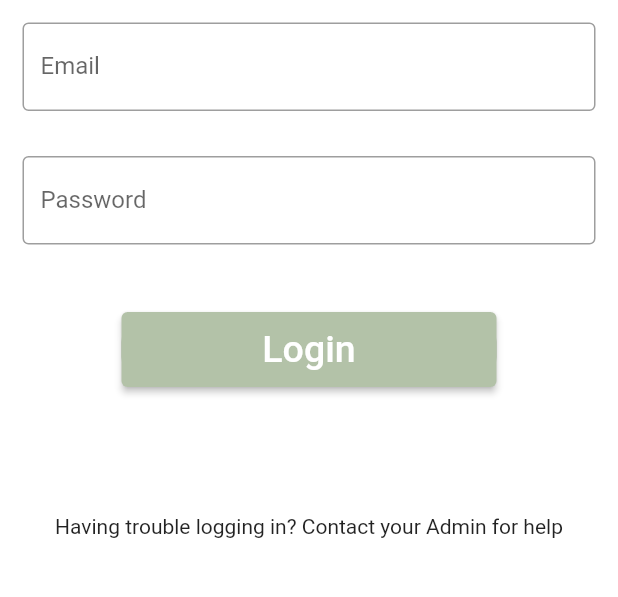
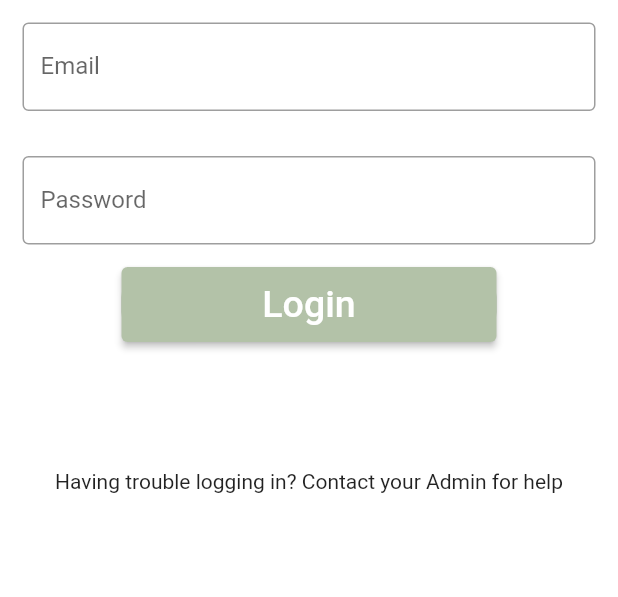
Before and after one commit to Sachitamane/Capstone_Assembli, a Flutter app: the screen it shows after launch, after a tap on "Login", on a phone screen of 412 x 824 dp, the part 399-996 px from its top. Run offline on Flutter 3.47's test engine with Material 2 defaults, Android fonts, the phone set to English and light mode, and no system bars; our stand-ins replace cloud_firestore, firebase_auth, firebase_core, geocoding, geolocator; missing offline and left inert: simple_timer; accounts and stored records are empty; network calls fail.

Commit message:
auth update
login and logout setup,

```diff
--- a/assembli/lib/login.dart
+++ b/assembli/lib/login.dart
@@ -1,6 +1,8 @@
+import 'package:assembli/main.dart';
+import 'package:firebase_auth/firebase_auth.dart';
 import 'package:flutter/material.dart';
-import 'package:assembli/studentUI/student_landing.dart';
-import 'package:assembli/instructorUI/instructor_landing.dart';
+//import 'package:assembli/studentUI/student_landing.dart';
+//import 'package:assembli/instructorUI/instructor_landing.dart';
 
 //this file creates the login state/appearance
 
@@ -11,13 +13,15 @@ class Login extends StatefulWidget {
 }
 
 class _LoginState extends State<Login> {
-  // Create controller to retrive the user input
-  final myController = TextEditingController();
+  final emailController = TextEditingController();
+  final passwordController = TextEditingController();
 
   // Clean up the controller
   @override
   void dispose() {
-    myController.dispose();
+    emailController.dispose();
+    passwordController.dispose();
+
     super.dispose();
   }
 
@@ -46,20 +50,22 @@ class _LoginState extends State<Login> {
               padding: const EdgeInsets.all(15),
               child: TextField(
                 // Get user input
-                controller: myController,
+                controller: emailController,
+                textInputAction: TextInputAction.next,
                 decoration: const InputDecoration(
                     border: OutlineInputBorder(),
                     labelText: 'Email',
                     hintText: 'Enter valid ttu email id'),
               ),
             ),
-            const Padding(
-              padding: EdgeInsets.only(
-                  left: 15.0, right: 15.0, top: 15.0, bottom: 45.0),
-              //padding: EdgeInsets.symmetric(horizontal: 15),
+            Padding(
+              padding: const EdgeInsets.all(15),
+                  //only(left: 15.0, right: 15.0, top: 15.0, bottom: 45.0),
               child: TextField(
+                controller: passwordController,
+                textInputAction: TextInputAction.done,
                 obscureText: true,
-                decoration: InputDecoration(
+                decoration: const InputDecoration(
                     border: OutlineInputBorder(),
                     labelText: 'Password',
                     hintText: 'Enter secure password'),
@@ -75,14 +81,44 @@ class _LoginState extends State<Login> {
                 style: const ButtonStyle(
                     backgroundColor: MaterialStatePropertyAll<Color>(
                         Color.fromARGB(255, 179, 194, 168))),
-                onPressed: () {
+                onPressed: signIn,
+                child: const Text(
+                  'Login',
+                  style: TextStyle(color: Colors.white, fontSize: 25),
+                ),
+              ),
+            ),
+            const SizedBox(
+              height: 85,
+            ),
+            const Text('Having trouble logging in? Contact your Admin for help')
+          ],
+        ),
+      ),
+    );
+  }
+  Future signIn() async {
+    showDialog(
+      context: context,
+      barrierDismissible: false,
+      builder: (context) => const Center(child: CircularProgressIndicator()),
+    );
+
+    try{
+        await FirebaseAuth.instance.signInWithEmailAndPassword(
+          email: emailController.text.trim(),
+          password: passwordController.text.trim(),
+          );
+    } on FirebaseAuthException catch (e) {
+      debugPrint('error found : ${e.toString()}  ');
+    }
+    navigatorKey.currentState!.popUntil((route) => route.isFirst);
+      }
+}
+/*
+onPressed: () {
                   // Student Landing
-                  if (myController.text == "student") {
-                    //
-                    //pushAndRemoveUntil basically opens up the landing page
-                    //and removes access to the login page until some time
-                    //
-
+                  if (emailController.text == "student") {
                     Navigator.pushAndRemoveUntil(
                       context,
                       MaterialPageRoute(
@@ -121,19 +157,4 @@ class _LoginState extends State<Login> {
                     );
                   }
                 },
-                child: const Text(
-                  'Login',
-                  style: TextStyle(color: Colors.white, fontSize: 25),
-                ),
-              ),
-            ),
-            const SizedBox(
-              height: 85,
-            ),
-            const Text('Having trouble logging in? Contact your Admin for help')
-          ],
-        ),
-      ),
-    );
-  }
-}
+*/
--- a/assembli/lib/main.dart
+++ b/assembli/lib/main.dart
@@ -1,4 +1,6 @@
 import 'package:assembli/login.dart';
+import 'package:assembli/studentUI/student_landing.dart';
+import 'package:firebase_auth/firebase_auth.dart';
 import 'package:flutter/material.dart';
 import 'package:firebase_core/firebase_core.dart';
 
@@ -10,15 +12,36 @@ void main() async {
   runApp(const Assembli());
 }
 
+final navigatorKey = GlobalKey<NavigatorState>();
+
 class Assembli extends StatelessWidget {
   const Assembli({Key? key}) : super(key: key);
   @override
   Widget build(BuildContext context) {
-    return const MaterialApp(
+    return MaterialApp(
+      navigatorKey: navigatorKey,
       debugShowCheckedModeBanner: true,
 
       //sets login page as homepage ( default i guess )
-      home: Login(),
+      home: const MainPage(),
     );
   }
 }
+
+class MainPage extends StatelessWidget {
+  const MainPage({super.key});
+
+  @override
+  Widget build(BuildContext context) => Scaffold(
+    body: StreamBuilder<User?>(
+      stream: FirebaseAuth.instance.authStateChanges(),
+      builder: (context, snapshot) {
+        if(snapshot.hasData){
+          return const StudentLanding();
+        } else{
+          return const Login();
+        }
+      }
+    ),
+    );
+}
--- a/assembli/lib/studentUI/student_profile_page.dart
+++ b/assembli/lib/studentUI/student_profile_page.dart
@@ -1,9 +1,5 @@
+import 'package:firebase_auth/firebase_auth.dart';
 import 'package:flutter/material.dart';
-import 'package:assembli/login.dart';
-
-//class holds basis for profile destination;
-//will work similar to landing, linking other pages/states
-//(linked from navigationBar destination in landing.dart)
 
 class StudentProfilePage extends StatelessWidget {
   const StudentProfilePage({Key? key}) : super(key: key);
@@ -16,7 +12,7 @@ class StudentProfilePage extends StatelessWidget {
       style: const ButtonStyle(
           backgroundColor: MaterialStatePropertyAll<Color>(
               Color.fromARGB(255, 179, 194, 168))),
-      onPressed: () {
+      onPressed: () => FirebaseAuth.instance.signOut(),/*{
           Navigator.pushAndRemoveUntil(
                       context,
                       MaterialPageRoute(
@@ -26,7 +22,7 @@ class StudentProfilePage extends StatelessWidget {
                       ),
                       (route) => false,
                     );
-      },
+      },*/
       child: const Text('Log Out',
           style: TextStyle(color: Colors.white, fontSize: 25)),
     ));
```
Also changed, not shown: 1 other file.
